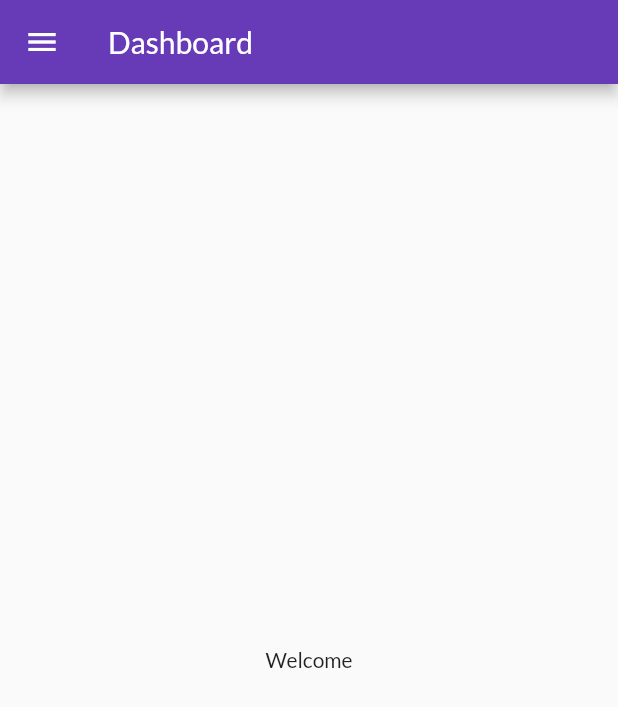
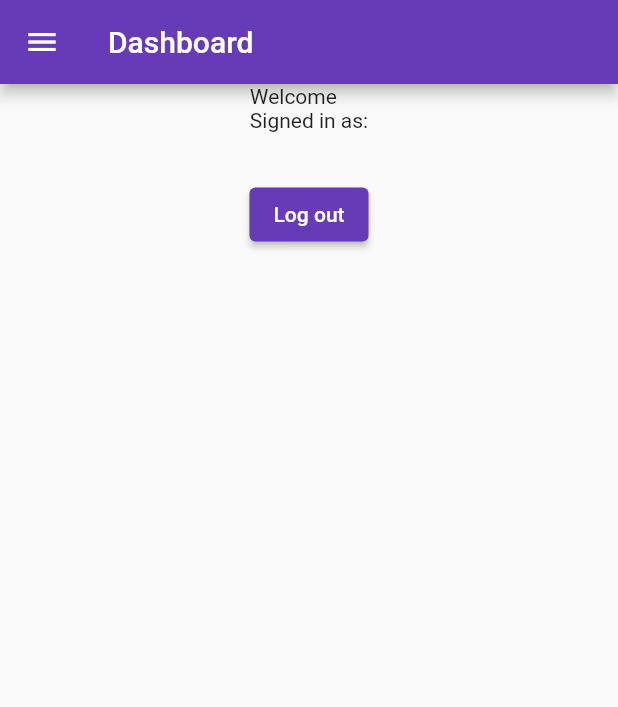
Before and after one commit to undertaj/Flutter-Task, a Flutter app: the HomePage screen opened by its route, on a phone screen of 412 x 824 dp. Shown: the top 707 px of the screen. Run offline on Flutter 3.47's test engine with Material 2 defaults, Android fonts, the phone set to English and light mode, and no system bars; our stand-ins replace cloud_firestore, firebase_auth, firebase_core, google_fonts; accounts and stored records are empty.

Commit message:
added firebase

```diff
--- a/lib/pages/home_page.dart
+++ b/lib/pages/home_page.dart
@@ -1,3 +1,4 @@
+import 'package:firebase_auth/firebase_auth.dart';
 import 'package:flutter/material.dart';
 
 class HomePage extends StatelessWidget {
@@ -5,13 +6,27 @@ class HomePage extends StatelessWidget {
 
   @override
   Widget build(BuildContext context) {
+    final user = FirebaseAuth.instance.currentUser!;
     return Scaffold(
       appBar: AppBar(
         title: const Text("Dashboard")
         ),
 
       body:Center(
-        child:Text("Welcome"),
+        child:Column(
+          children: [
+            Text("Welcome\nSigned in as:"),
+            SizedBox(height: 8),
+            Text(
+              user.email!,
+              style: const TextStyle(
+                fontSize: 20,
+                fontWeight: FontWeight.bold
+              ),
+            ),
+            ElevatedButton(onPressed: () => FirebaseAuth.instance.signOut(), child: Text('Log out'))
+          ],
+        ),
       ),
       drawer: Drawer(),
     );
--- a/lib/utils/routes.dart
+++ b/lib/utils/routes.dart
@@ -3,4 +3,6 @@ class MyRoutes{
   static String homeRoute = "/home";
   static String registerRoute = "/register";
   static String forgotRoute = "/forgot";
+
+
 }
--- a/pubspec.yaml
+++ b/pubspec.yaml
@@ -40,6 +40,10 @@ dependencies:
 
   # Firebase Database
   cloud_firestore: ^4.0.2
+
+  # Firebase
+  firebase_core: ^2.1.0
+  firebase_auth: ^4.0.2
 
 dev_dependencies:
   flutter_test:
```
Also changed, not shown: lib/main.dart (+52 -14 lines), lib/pages/login_page.dart (+45 -17 lines), pubspec.lock, 2 other files.
